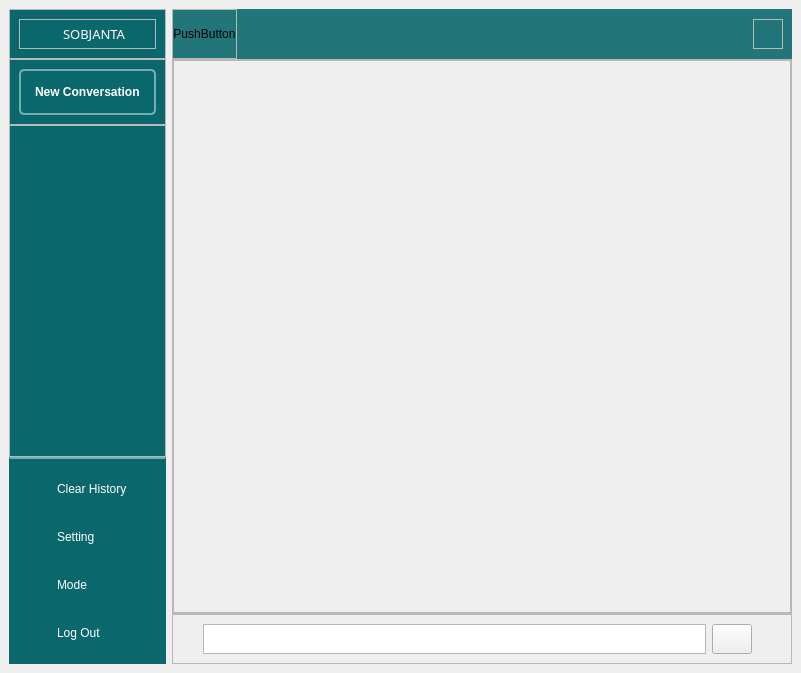
mrshakil015/Python-GUI-PyQt6, file TestDemo-2/DashboardTestDemo.ui: the form before one commit.
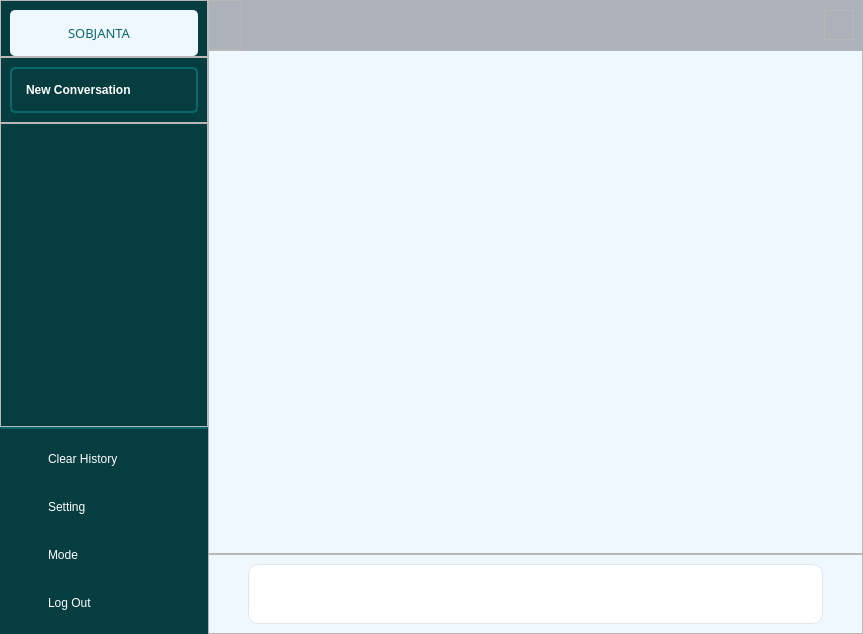
The form after the commit. Icons and pictures are not drawn.

Diff of the .ui file:
```diff
--- a/TestDemo-2/DashboardTestDemo.ui
+++ b/TestDemo-2/DashboardTestDemo.ui
@@ -6,8 +6,8 @@
    <rect>
     <x>0</x>
     <y>0</y>
-    <width>801</width>
-    <height>673</height>
+    <width>863</width>
+    <height>634</height>
    </rect>
   </property>
   <property name="windowTitle">
@@ -15,7 +15,7 @@
   </property>
   <property name="styleSheet">
    <string notr="true">#sidemenu {
-background-color: #0a676c
+background-color: #063d40
 }
 
 #sidemenu QPushButton{
@@ -26,39 +26,105 @@
 
 }
 #menuframe{
-border-top: 2px solid #74afad;
+border-top: 2px solid #0a676c;
 }
 #menuframe QFrame:hover,
 #newconversation QFrame:hover{
-background-color: #74afad;
+background-color:#0a676c;
 color: black;
 }
+#logo_section QFrame{
+background:#F0F8FF;
+border-radius: 5px;
+}
+#login_section QPushButton{
+color: #0a676c;
+}
 
 #newconversation QFrame{
-border: 2px solid #74afad;
+border: 2px solid #0a676c;
 }
-#menuframe QFrame, #newconversation QFrame{
+#menuframe QFrame, 
+#newconversation QFrame{
 border-radius: 5px;
-
 }
 #chatlist{
-background: #0a676c;
+background: #063d40;
 border:noe;
 }
 
 #header{
-background-color: #22767a 
+background-color: #abb2b9
 }
 #header QPushButton {
 border: none;
 background-color: transparent;
 }
 
+#input_frame{
+border: 1px solid #e5e5e5;
+background: #fff;
+border-radius: 10px;
+
+}
+#input_textEdit {
+border: none;
+padding-top: 5px;
+}
+#send_btn{
+border: none;
+padding: 5px;
+border-radius: 5px;
+}
+#send_btn:hover{
+background: #ececf1;
+}
+#main_scrollArea{
+border:none;
+}
+
+#right_main_widget,
+#scrollAreaWidgetContents{
+background: #F0F8FF;
+}
+
+
+
+
+
+
+
+
+
+
+
+
 
 </string>
   </property>
+  <property name="toolButtonStyle">
+   <enum>Qt::ToolButtonIconOnly</enum>
+  </property>
+  <property name="tabShape">
+   <enum>QTabWidget::Rounded</enum>
+  </property>
   <widget class="QWidget" name="centralwidget">
    <layout class="QHBoxLayout" name="horizontalLayout_9">
+    <property name="spacing">
+     <number>0</number>
+    </property>
+    <property name="leftMargin">
+     <number>0</number>
+    </property>
+    <property name="topMargin">
+     <number>0</number>
+    </property>
+    <property name="rightMargin">
+     <number>0</number>
+    </property>
+    <property name="bottomMargin">
+     <number>0</number>
+    </property>
     <item>
      <widget class="QWidget" name="sidemenu" native="true">
       <property name="maximumSize">
@@ -84,7 +150,7 @@
         <number>0</number>
        </property>
        <item>
-        <widget class="QFrame" name="newconversation_2">
+        <widget class="QFrame" name="logo_section">
          <property name="frameShape">
           <enum>QFrame::StyledPanel</enum>
          </property>
@@ -92,6 +158,12 @@
           <enum>QFrame::Raised</enum>
          </property>
          <layout class="QVBoxLayout" name="verticalLayout_4">
+          <property name="topMargin">
+           <number>9</number>
+          </property>
+          <property name="bottomMargin">
+           <number>0</number>
+          </property>
           <item>
            <widget class="QFrame" name="frame_8">
             <property name="font">
@@ -107,19 +179,19 @@
             </property>
             <layout class="QHBoxLayout" name="horizontalLayout_6">
              <property name="spacing">
-              <number>0</number>
+              <number>6</number>
              </property>
              <property name="leftMargin">
-              <number>0</number>
+              <number>9</number>
              </property>
              <property name="topMargin">
-              <number>0</number>
+              <number>9</number>
              </property>
              <property name="rightMargin">
-              <number>0</number>
+              <number>9</number>
              </property>
              <property name="bottomMargin">
-              <number>0</number>
+              <number>9</number>
              </property>
              <item>
               <widget class="QLabel" name="label_6">
@@ -139,7 +211,7 @@
                 <string/>
                </property>
                <property name="pixmap">
-                <pixmap resource="Icons/rescources2.qrc">:/icons/logo.png</pixmap>
+                <pixmap resource="Icons/rescources2.qrc">:/icons/main-logo.png</pixmap>
                </property>
                <property name="scaledContents">
                 <bool>true</bool>
@@ -155,6 +227,9 @@
                  <bold>false</bold>
                 </font>
                </property>
+               <property name="styleSheet">
+                <string notr="true">color: #0a676c;</string>
+               </property>
                <property name="text">
                 <string>SOBJANTA</string>
                </property>
@@ -177,6 +252,9 @@
          <layout class="QVBoxLayout" name="verticalLayout_3">
           <item>
            <widget class="QFrame" name="frame">
+            <property name="cursor">
+             <cursorShape>PointingHandCursor</cursorShape>
+            </property>
             <property name="frameShape">
              <enum>QFrame::StyledPanel</enum>
             </property>
@@ -238,6 +316,9 @@
          <layout class="QVBoxLayout" name="verticalLayout">
           <item>
            <widget class="QFrame" name="frame_4">
+            <property name="cursor">
+             <cursorShape>PointingHandCursor</cursorShape>
+            </property>
             <property name="frameShape">
              <enum>QFrame::StyledPanel</enum>
             </property>
@@ -276,6 +357,9 @@
           </item>
           <item>
            <widget class="QFrame" name="frame_5">
+            <property name="cursor">
+             <cursorShape>PointingHandCursor</cursorShape>
+            </property>
             <property name="frameShape">
              <enum>QFrame::StyledPanel</enum>
             </property>
@@ -314,6 +398,9 @@
           </item>
           <item>
            <widget class="QFrame" name="frame_6">
+            <property name="cursor">
+             <cursorShape>PointingHandCursor</cursorShape>
+            </property>
             <property name="frameShape">
              <enum>QFrame::StyledPanel</enum>
             </property>
@@ -352,6 +439,9 @@
           </item>
           <item>
            <widget class="QFrame" name="frame_7">
+            <property name="cursor">
+             <cursorShape>PointingHandCursor</cursorShape>
+            </property>
             <property name="frameShape">
              <enum>QFrame::StyledPanel</enum>
             </property>
@@ -395,7 +485,7 @@
      </widget>
     </item>
     <item>
-     <widget class="QWidget" name="rightmainwindow" native="true">
+     <widget class="QWidget" name="right_main_widget" native="true">
       <property name="sizePolicy">
        <sizepolicy hsizetype="Expanding" vsizetype="Expanding">
         <horstretch>0</horstretch>
@@ -481,7 +571,7 @@
              <item>
               <widget class="QPushButton" name="pushButton_8">
                <property name="text">
-                <string>PushButton</string>
+                <string/>
                </property>
               </widget>
              </item>
@@ -603,7 +693,7 @@
               <number>0</number>
              </property>
              <item>
-              <widget class="QScrollArea" name="scrollArea">
+              <widget class="QScrollArea" name="main_scrollArea">
                <property name="widgetResizable">
                 <bool>true</bool>
                </property>
@@ -612,10 +702,25 @@
                  <rect>
                   <x>0</x>
                   <y>0</y>
-                  <width>596</width>
-                  <height>551</height>
+                  <width>651</width>
+                  <height>502</height>
                  </rect>
                 </property>
+                <layout class="QGridLayout" name="gridLayout">
+                 <item row="0" column="0">
+                  <spacer name="verticalSpacer">
+                   <property name="orientation">
+                    <enum>Qt::Vertical</enum>
+                   </property>
+                   <property name="sizeHint" stdset="0">
+                    <size>
+                     <width>20</width>
+                     <height>425</height>
+                    </size>
+                   </property>
+                  </spacer>
+                 </item>
+                </layout>
                </widget>
               </widget>
              </item>
@@ -633,7 +738,7 @@
             <property name="maximumSize">
              <size>
               <width>16777215</width>
-              <height>50</height>
+              <height>80</height>
              </size>
             </property>
             <property name="frameShape">
@@ -642,10 +747,7 @@
             <property name="frameShadow">
              <enum>QFrame::Raised</enum>
             </property>
-            <layout class="QHBoxLayout" name="horizontalLayout_7">
-             <property name="leftMargin">
-              <number>0</number>
-             </property>
+            <layout class="QHBoxLayout" name="horizontalLayout_13">
              <item>
               <spacer name="horizontalSpacer">
                <property name="orientation">
@@ -663,36 +765,68 @@
               </spacer>
              </item>
              <item>
-              <widget class="QTextEdit" name="textEdit">
-               <property name="minimumSize">
-                <size>
-                 <width>0</width>
-                 <height>30</height>
-                </size>
+              <widget class="QFrame" name="input_frame">
+               <property name="frameShape">
+                <enum>QFrame::StyledPanel</enum>
                </property>
-              </widget>
-             </item>
-             <item>
-              <widget class="QPushButton" name="pushButton_7">
-               <property name="minimumSize">
-                <size>
-                 <width>0</width>
-                 <height>30</height>
-                </size>
+               <property name="frameShadow">
+                <enum>QFrame::Raised</enum>
                </property>
-               <property name="maximumSize">
-                <size>
-                 <width>40</width>
-                 <height>40</height>
-                </size>
-               </property>
-               <property name="text">
-                <string/>
-               </property>
-               <property name="icon">
-                <iconset resource="Icons/rescources2.qrc">
-                 <normaloff>:/icons/send.svg</normaloff>:/icons/send.svg</iconset>
-               </property>
+               <layout class="QGridLayout" name="gridLayout_2">
+                <property name="topMargin">
+                 <number>9</number>
+                </property>
+                <property name="bottomMargin">
+                 <number>9</number>
+                </property>
+                <item row="0" column="0">
+                 <widget class="QTextEdit" name="input_textEdit">
+                  <property name="minimumSize">
+                   <size>
+                    <width>0</width>
+                    <height>30</height>
+                   </size>
+                  </property>
+                  <property name="font">
+                   <font>
+                    <pointsize>11</pointsize>
+                   </font>
+                  </property>
+                 </widget>
+                </item>
+                <item row="0" column="1">
+                 <widget class="QPushButton" name="send_btn">
+                  <property name="minimumSize">
+                   <size>
+                    <width>0</width>
+                    <height>0</height>
+                   </size>
+                  </property>
+                  <property name="maximumSize">
+                   <size>
+                    <width>16777215</width>
+                    <height>16777215</height>
+                   </size>
+                  </property>
+                  <property name="cursor">
+                   <cursorShape>PointingHandCursor</cursorShape>
+                  </property>
+                  <property name="text">
+                   <string/>
+                  </property>
+                  <property name="icon">
+                   <iconset resource="Icons/rescources2.qrc">
+                    <normaloff>:/icons/send-message (2).png</normaloff>:/icons/send-message (2).png</iconset>
+                  </property>
+                  <property name="iconSize">
+                   <size>
+                    <width>18</width>
+                    <height>18</height>
+                   </size>
+                  </property>
+                 </widget>
+                </item>
+               </layout>
               </widget>
              </item>
              <item>
```
